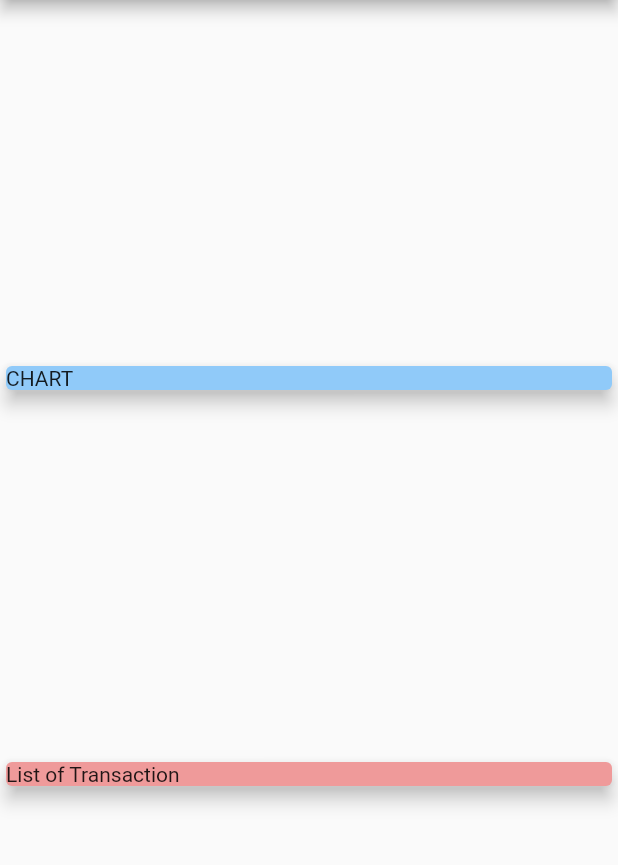
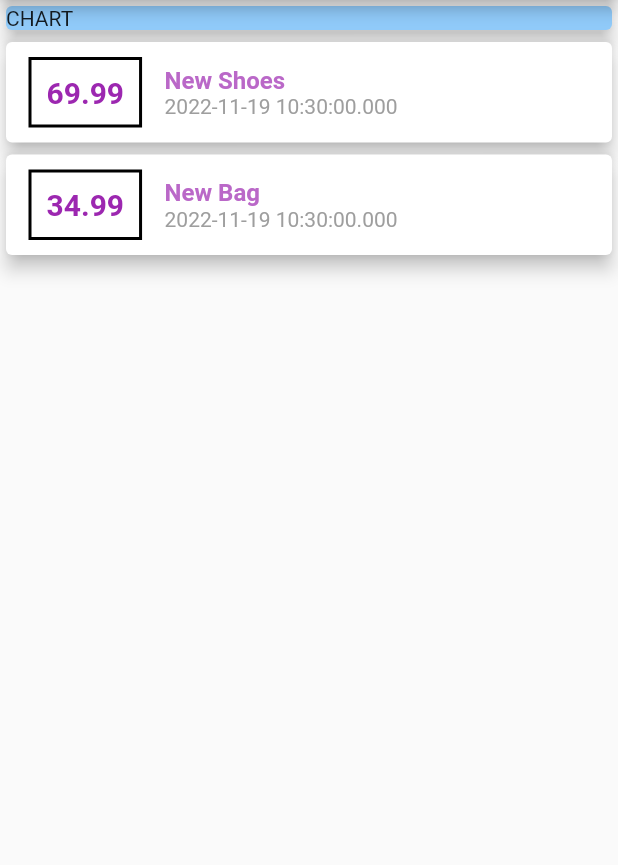
Before and after one commit to uzairafridi00/flutter-learning, a Flutter app: the screen it shows after launch, on a phone screen of 412 x 824 dp, the part 84-949 px from its top. Run offline on Flutter 3.47's test engine with Material 2 defaults, Android fonts, the phone set to English and light mode, and no system bars.

Commit message:
Some Notes added of Container

```diff
--- a/Flutter Notes/Notes/Widgets, Styling, Adding Logic/Flutter Widget Catalog.txt
+++ b/Flutter Notes/Notes/Widgets, Styling, Adding Logic/Flutter Widget Catalog.txt
@@ -49,7 +49,7 @@ ________________________________________________________________________________
 	width: double.infinity     // Takes full Width of Screen
 
 
-		// Both are used to Align the items
+		// Both are used to Align the items in ROWS AND COLUMNS
 
 	crossAxisAlignment
 	mainAxisAlignment
--- a/Flutter Projects/expense_tracker/lib/main.dart
+++ b/Flutter Projects/expense_tracker/lib/main.dart
@@ -1,13 +1,15 @@
 import 'package:flutter/material.dart';
+
+import './transaction.dart';
 
 void main() => runApp(MyApp());
 
 class MyApp extends StatelessWidget {
-  const MyApp({super.key});
+  MyApp({super.key});
 
   @override
   Widget build(BuildContext context) {
-    return const MaterialApp(
+    return MaterialApp(
       title: 'Expense Tracker',
       home: MyHomePage(),
     );
@@ -15,7 +17,14 @@ class MyApp extends StatelessWidget {
 }
 
 class MyHomePage extends StatelessWidget {
-  const MyHomePage({super.key});
+  final List<Transaction> transactions = [
+    Transaction(
+        id: 't1', title: 'New Shoes', amount: 69.99, date: DateTime.now()),
+    Transaction(
+        id: 't2', title: 'New Bag', amount: 34.99, date: DateTime.now()),
+  ];
+
+  MyHomePage({super.key});
 
   @override
   Widget build(BuildContext context) {
@@ -24,19 +33,58 @@ class MyHomePage extends StatelessWidget {
         title: const Center(child: Text('Expense Tracker')),
       ),
       body: Column(
-          mainAxisAlignment: MainAxisAlignment.spaceEvenly,
-          crossAxisAlignment: CrossAxisAlignment.stretch,
+          // mainAxisAlignment: MainAxisAlignment.spaceEvenly,
+          // crossAxisAlignment: CrossAxisAlignment.stretch,
           children: <Widget>[
             Card(
               color: Colors.blue[200],
               elevation: 5,
               child: Container(width: double.infinity, child: Text('CHART')),
             ),
-            Card(
-              color: Colors.red[200],
-              elevation: 5,
-              child: Text('List of Transaction'),
-            )
+            Column(
+              children: transactions.map((tx) {
+                return Card(
+                    elevation: 5,
+                    child: Row(
+                      children: [
+                        Container(
+                          margin: EdgeInsets.symmetric(
+                              vertical: 10, horizontal: 15),
+                          decoration: BoxDecoration(
+                              border: Border.all(
+                            color: Colors.black,
+                            width: 2,
+                          )),
+                          padding: EdgeInsets.all(10),
+                          child: Text(
+                            tx.amount.toString(),
+                            style: TextStyle(
+                                fontWeight: FontWeight.bold,
+                                fontSize: 20,
+                                color: Colors.purple),
+                          ),
+                        ),
+                        Column(
+                          crossAxisAlignment: CrossAxisAlignment.start,
+                          children: [
+                            Text(
+                              tx.title,
+                              style: TextStyle(
+                                  fontWeight: FontWeight.bold,
+                                  fontSize: 16,
+                                  color: Colors.purple[300]),
+                            ),
+                            Text(
+                              tx.date.toString(),
+                              style: TextStyle(
+                                  fontSize: 14, color: Colors.grey),
+                            )
+                          ],
+                        ),
+                      ],
+                    ));
+              }).toList(),
+            ),
           ]),
     );
   }
--- /dev/null
+++ b/Flutter Projects/expense_tracker/lib/transaction.dart
@@ -0,0 +1,12 @@
+class Transaction {
+  final String id;
+  final String title;
+  final double amount;
+  final DateTime date;
+
+  Transaction(
+      {required this.id,
+      required this.title,
+      required this.amount,
+      required this.date});
+}
```
Also changed, not shown: Flutter Notes/Container.png (added), Flutter Notes/Notes/Widgets, Styling, Adding Logic/Container Vs Cols Vs Rows.txt (added).
